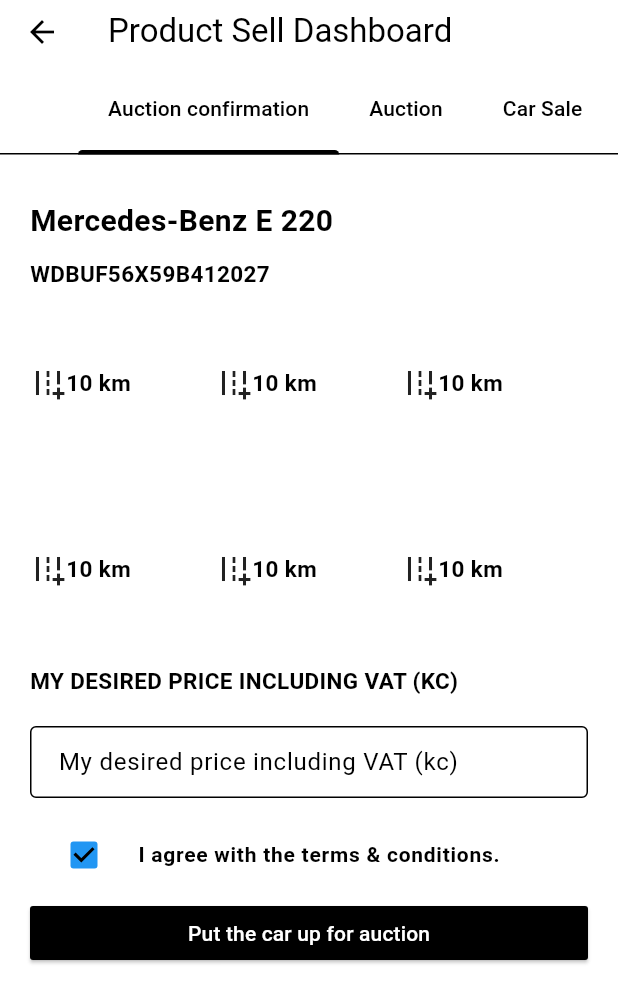
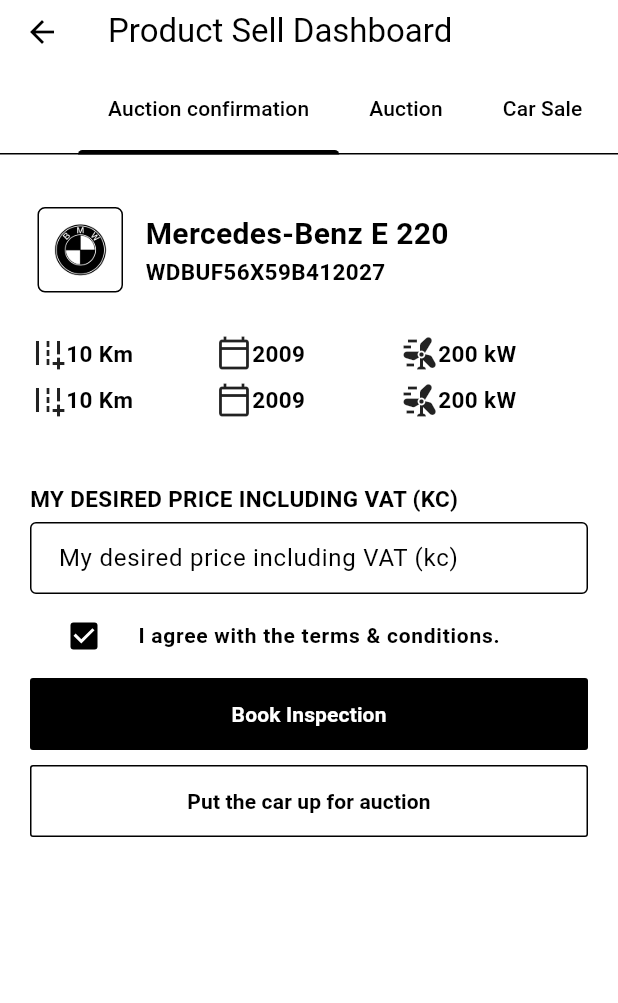
Before and after one commit to Kunal5200/Euvande, a Flutter app: the ProductAuctionDashboardScreen screen opened directly, on a phone screen of 412 x 824 dp. Shown: the top 1003 px of the screen. Run offline on Flutter 3.47's test engine with Material 3 defaults, Android fonts, the light colour scheme and no system bars; our stand-ins replace carousel_slider, extended_image, flutter_svg, image_picker, intl_phone_field, video_player; missing offline and left inert: scrollable_list_tabview; network calls fail; Roboto replaces fonts that are missing (Gilroy).

Commit message:
Auction confirmation page updated

```diff
--- a/lib/main.dart
+++ b/lib/main.dart
@@ -25,6 +25,7 @@
                 background: Color(0xfffafcff),
                 primary: Colors.black,
                 secondary: Colors.black),
+
       ),
       home: const MyHomePage(title: 'Flutter Demo Home Page'),
     );
--- a/lib/screen/product_auction_info_screen.dart
+++ b/lib/screen/product_auction_info_screen.dart
@@ -1,3 +1,4 @@
+import 'package:euvande/utilities/IconTextItem.dart';
 import 'package:flutter/material.dart';
 import 'package:euvande/screen/product_sell_journey_screen.dart';
 import 'package:euvande/utilities/constants.dart';
@@ -11,16 +12,23 @@
 }
 
 class _ProductAuctionInfoScreenState extends State<ProductAuctionInfoScreen> {
-  final yearItems = [
-    "BMW X1",
-    "BMW 7 Series",
-    "BMW 2 Series Gran Coupe",
-    "BMW X7",
-    "BMW 3 Series Gran Limousine",
+
+  bool checkboxValue = true;
+  List<IconTextItem> _items = [
   ];
 
-  bool checkboxValue = true;
+  @override
+  void initState() {
+    // TODO: implement initState
+    super.initState();
 
+    _items.add( IconTextItem(title: '10 Km', icon: Icons.add_road));
+    _items.add( IconTextItem(title: '2009', icon: Icons.calendar_today_outlined));
+    _items.add( IconTextItem(title: '200 kW', icon: Icons.wind_power));
+    _items.add( IconTextItem(title: '10 Km', icon: Icons.add_road));
+    _items.add( IconTextItem(title: '2009', icon: Icons.calendar_today_outlined));
+    _items.add( IconTextItem(title: '200 kW', icon: Icons.wind_power));
+  }
   @override
   Widget build(BuildContext context) {
     return Container(
@@ -32,7 +40,6 @@
             _buildTitleSection(),
             SizedBox(height: 10),
             _buildLocationSection(),
-            SizedBox(height: 10),
             Form(
               child: FormField(
                 validator: (value) {
@@ -59,19 +66,31 @@
                       ),
                     ),
                     controlAffinity: ListTileControlAffinity.leading,
-                    activeColor: Colors.blue,
+                    activeColor: Colors.black,
+                    checkColor: Colors.white,
                   );
                 },
               ),
             ),
             ElevatedButton(
-              style: raisedButtonStyle,
+              style: raisedButtonStyleForm,
+              onPressed: () {
+                // Handle button press
+              },
+              child: Text(
+                'Book Inspection',
+                style: TextStyle(color: Colors.white, fontSize: 14, fontWeight: FontWeight.bold),
+              ),
+            ),
+            SizedBox(height: 10,),
+            OutlinedButton(
+              style: raisedButtonStyleFormOutline,
               onPressed: () {
                 // Handle button press
               },
               child: Text(
                 'Put the car up for auction',
-                style: TextStyle(color: Colors.white, fontSize: 14),
+                style: TextStyle(color: Colors.black, fontSize: 14, fontWeight: FontWeight.bold),
               ),
             ),
           ],
@@ -87,39 +106,64 @@
       child: Column(
         crossAxisAlignment: CrossAxisAlignment.start,
         children: [
+          Row(
+            crossAxisAlignment: CrossAxisAlignment.center,
+            children: [
+              Container(
+                padding: EdgeInsets.all(10),
+                margin: EdgeInsets.all(5),
+                decoration: BoxDecoration(
+                  border: Border.all(color: Colors.black),
+                  borderRadius: BorderRadius.all(Radius.circular(5)),
+                ),
+                child: Column(
+                  mainAxisAlignment: MainAxisAlignment.center,
+                  children: [
+                    Container(
+                      width: 35.0,
+                      height: 35.0,
+                      decoration: BoxDecoration(
+                        image: DecorationImage(
+                            fit: BoxFit.cover,
+                            image:
+                            AssetImage("assets/logos/logo.png")),
+                      ),
+                    ),
+                  ],
+                ),
+              ),
+              SizedBox(width: 10,),
+              Column(
+                crossAxisAlignment: CrossAxisAlignment.start,
+                mainAxisAlignment: MainAxisAlignment.center,
+                children: [
                   Text(
                     "Mercedes-Benz E 220",
                     style: TextStyle(fontSize: 20, fontWeight: FontWeight.bold),
                   ),
-          SizedBox(height: 10),
                   Text(
                     "WDBUF56X59B412027",
                     style: TextStyle(fontSize: 15, fontWeight: FontWeight.bold),
                   ),
-          Container(
-            height: 250,
-            child: GridView.count(
-              crossAxisCount: 3,
-              children: List.generate(6, (index) {
-                return GestureDetector(
-                  child: Container(
-                    child: Column(
-                      mainAxisAlignment: MainAxisAlignment.center,
-                      children: [
-                        Container(
-                          child: _buildauctionItem("10 km", Icons.add_road),
-                        ),
+                ],
+              )
             ],
           ),
-                  ),
+          SizedBox(height: 20,),
+          Container(
+            child: GridView.count(
+              childAspectRatio: 4.0,
+              crossAxisCount: 3,
+              shrinkWrap: true,
+              physics: const NeverScrollableScrollPhysics(),
+              children: List.generate(_items.length, (index) {
+                return GestureDetector(
+                  child: _buildAuctionItem(_items[index].title, _items[index].icon),
                 );
               }),
             ),
           ),
-          Text(
-            "MY DESIRED PRICE INCLUDING VAT (KC)",
-            style: TextStyle(fontSize: 15, fontWeight: FontWeight.bold),
-          ),
+          SizedBox(height: 20,),
         ],
       ),
     );
@@ -127,8 +171,13 @@
 
   Widget _buildLocationSection() {
     return Column(
-      crossAxisAlignment: CrossAxisAlignment.center,
+      crossAxisAlignment: CrossAxisAlignment.start,
       children: [
+        Text(
+          "MY DESIRED PRICE INCLUDING VAT (KC)",
+          style: TextStyle(fontSize: 15, fontWeight: FontWeight.bold),
+        ),
+        SizedBox(height: 5,),
         TextField(
           decoration: InputDecoration(
             contentPadding: EdgeInsets.symmetric(vertical: 10, horizontal: 15),
@@ -144,11 +193,8 @@
   }
 }
 
-Widget _buildauctionItem(String title, IconData iconData) {
-  return Container(
-    alignment: Alignment.center,
-    color: Colors.transparent,
-    child: Row(
+Widget _buildAuctionItem(String title, IconData iconData) {
+  return Row(
     children: [
       Icon(iconData),
       Text(
@@ -156,6 +202,5 @@
         style: TextStyle(fontSize: 15, fontWeight: FontWeight.bold),
       ),
     ],
-    ),
   );
 }
--- /dev/null
+++ b/lib/utilities/IconTextItem.dart
@@ -0,0 +1,9 @@
+
+import 'package:flutter/material.dart';
+
+class IconTextItem {
+  String title;
+  IconData icon;
+  IconTextItem({required this.title, required this.icon});
+
+}
```
Lines whose indentation alone changed are shown as unchanged.
